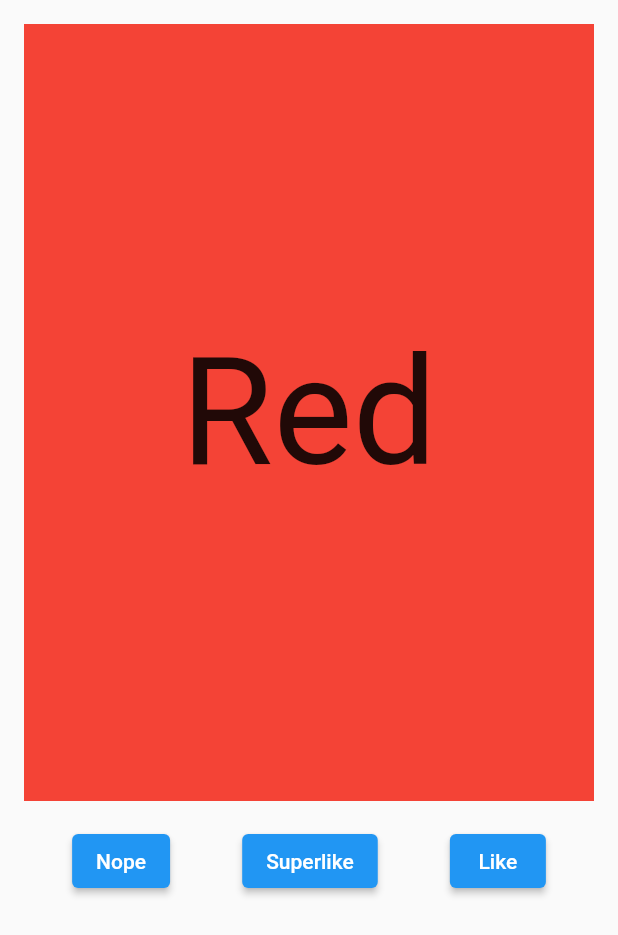
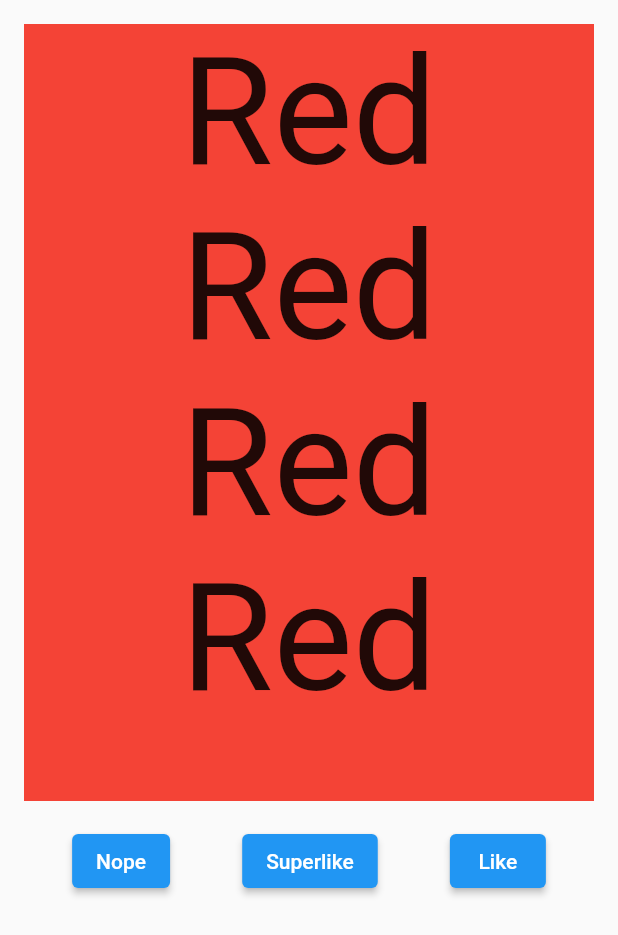
Before and after one commit to nitin09542/brew-app, a Flutter app: the CardSwipe screen opened directly, on a phone screen of 412 x 824 dp. Shown: the top 935 px of the screen. Run offline on Flutter 3.47's test engine with Material 2 defaults, Android fonts, the phone set to English and light mode, and no system bars; drawn by our look-alikes of swipe_cards; our stand-ins replace carousel_slider, water_drop_nav_bar.

Commit message:
Add customization

```diff
--- a/lib/cart-screens/card-swpe-screen.dart
+++ b/lib/cart-screens/card-swpe-screen.dart
@@ -60,20 +60,39 @@ class _CardSwipeState extends State<CardSwipe> {
   Widget build(BuildContext context) {
     return  Scaffold(
         key: _scaffoldKey,
-        body: Container(
+        body:
+        Container(
             child: Column(children: [
               Container(
                 height: 550,
                 child: SwipeCards(
                   matchEngine: _matchEngine,
                   itemBuilder: (BuildContext context, int index) {
-                    return Container(
+                    return
+
+                      Container(
                         alignment: Alignment.center,
                         color: _swipeItems[index].content.color,
-                      child: Text(
+                        child: Column(
+                          children: [
+                            Text(
                               _swipeItems[index].content.text,
                               style: TextStyle(fontSize: 100),
                             ),
+                            Text(
+                              _swipeItems[index].content.text,
+                              style: TextStyle(fontSize: 100),
+                            ),
+                            Text(
+                              _swipeItems[index].content.text,
+                              style: TextStyle(fontSize: 100),
+                            ),
+                            Text(
+                              _swipeItems[index].content.text,
+                              style: TextStyle(fontSize: 100),
+                            ),
+                          ],
+                        )
                       );
                   },
                   onStackFinished: () {
@@ -109,7 +128,9 @@ class _CardSwipeState extends State<CardSwipe> {
                       child: Text("Like"))
                 ],
               )
-            ])));
+            ])),
+
+        );
 
   }
 
```
Lines whose indentation alone changed are shown as unchanged.
